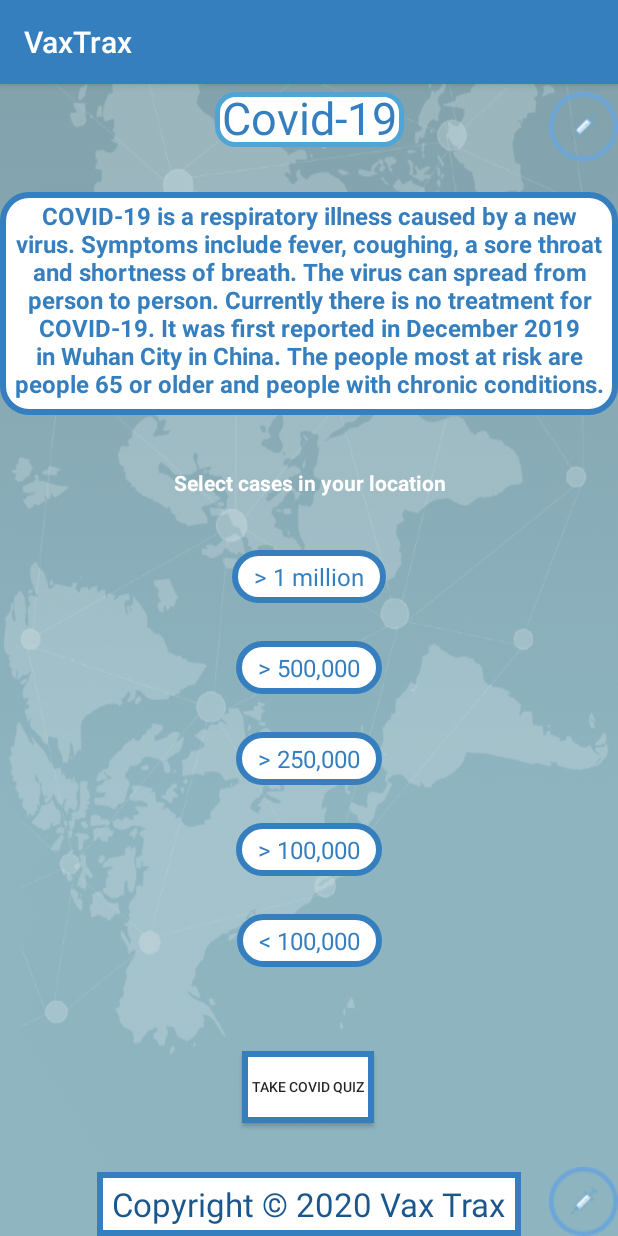
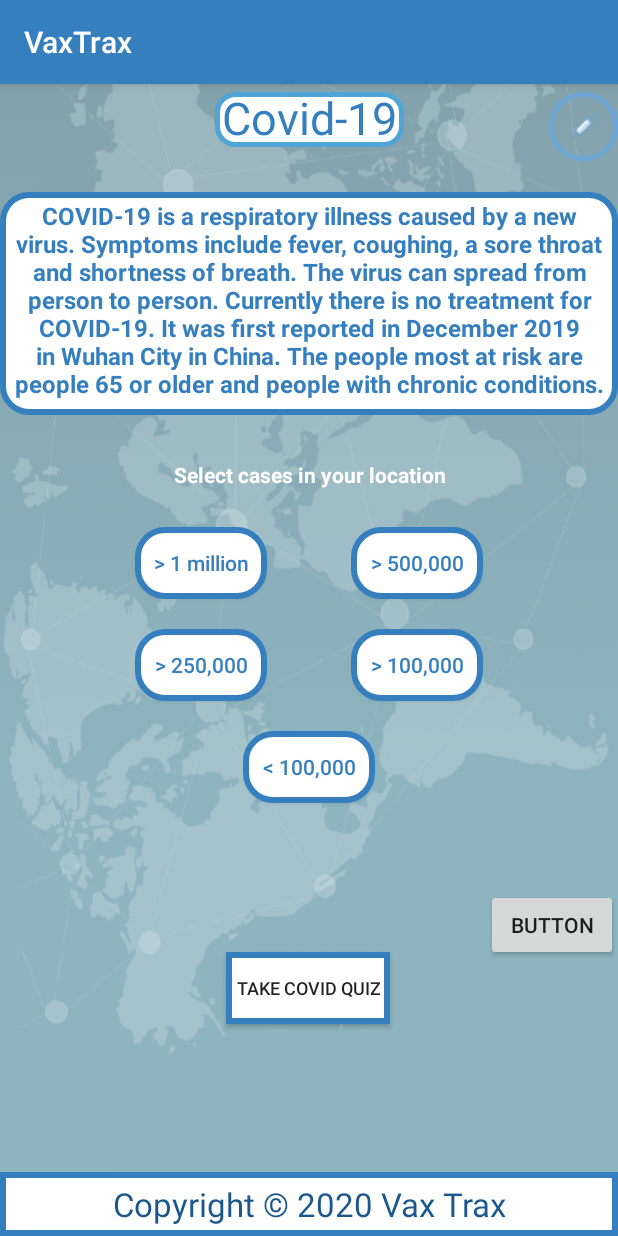
Before and after one commit to shaamirnehal/VaxTrax, an Android app: the CovidPage screen opened directly, with no data from a screen before it, on a phone screen of 412 x 824 dp. Run offline under Robolectric (Android 15) with nearby library versions, the phone set to English and light mode, and no system bars; 2 statements that could not run were skipped.

Commit message:
Added api interface, api class, covid data model. Made minor xml changes.

```diff
--- a/app/build.gradle
+++ b/app/build.gradle
@@ -32,4 +32,7 @@ dependencies {
     androidTestImplementation 'androidx.test.ext:junit:1.1.1'
     androidTestImplementation 'androidx.test.espresso:espresso-core:3.2.0'
     implementation 'com.google.android.material:material:1.1.0'
+    implementation 'com.squareup.retrofit2:retrofit:2.8.1'
+    implementation 'com.squareup.retrofit2:converter-gson:2.8.1'
+    implementation 'com.google.code.gson:gson:2.8.6'
 }
--- a/app/src/main/AndroidManifest.xml
+++ b/app/src/main/AndroidManifest.xml
@@ -1,6 +1,8 @@
 <?xml version="1.0" encoding="utf-8"?>
 <manifest xmlns:android="http://schemas.android.com/apk/res/android"
     package="com.example.vaxtrax">
+
+    <uses-permission android:name="android.permission.INTERNET" />
 
     <application
         android:allowBackup="true"
@@ -9,7 +11,8 @@
         android:roundIcon="@mipmap/ic_launcher_round"
         android:supportsRtl="true"
         android:theme="@style/AppTheme">
-        <activity android:name=".CovidPage"></activity>
+        <activity android:name=".StatsCovid"></activity>
+        <activity android:name=".CovidPage" />
         <activity android:name=".VaccinePage" />
         <activity android:name=".MainActivity">
             <intent-filter>
--- a/app/src/main/java/com/example/vaxtrax/VaccinePage.java
+++ b/app/src/main/java/com/example/vaxtrax/VaccinePage.java
@@ -4,8 +4,6 @@ import androidx.appcompat.app.AppCompatActivity;
 import androidx.core.content.ContextCompat;
 import androidx.recyclerview.widget.LinearLayoutManager;
 import androidx.recyclerview.widget.RecyclerView;
-
-import android.graphics.drawable.BitmapDrawable;
 import android.graphics.drawable.Drawable;
 import android.os.Bundle;
 import android.view.View;
@@ -23,9 +21,7 @@ public class VaccinePage extends AppCompatActivity implements RVadapter.ItemClic
         super.onCreate(savedInstanceState);
         setContentView(R.layout.activity_vaccine_page);
         Drawable x = ContextCompat.getDrawable(getApplicationContext(), R.drawable.syringelogo);
-        String name = "sciences";
-        Vaccines vac1 = new Vaccines("Gilead Sciences",
-                "DNA","Pre-clinical",
+        Vaccines vac1 = new Vaccines("Gilead Sciences","DNA","Pre-clinical",
                 "Loremipsum asjdasndjasndjasnd",
                 x);
 
--- a/app/src/main/res/drawable/cases_background_shape.xml
+++ b/app/src/main/res/drawable/cases_background_shape.xml
@@ -2,12 +2,12 @@
     <solid android:color="#FFFFFF" />
     <stroke android:width="4dip"
         android:color="@color/colorPrimary"/>
-    <corners android:bottomRightRadius="17dp"
-        android:bottomLeftRadius="17dp"
-        android:topLeftRadius="17dp"
-        android:topRightRadius="17dp" />
-    <padding android:left="15dp"
-        android:top="7dp"
-        android:right="15dp"
-        android:bottom="7dp" />
+    <corners android:bottomRightRadius="18dp"
+        android:bottomLeftRadius="18dp"
+        android:topLeftRadius="18dp"
+        android:topRightRadius="18dp" />
+    <padding android:left="10dp"
+        android:top="1dp"
+        android:right="10dp"
+        android:bottom="1dp" />
 </shape>
--- a/app/src/main/res/drawable/quiz_btn_background.xml
+++ b/app/src/main/res/drawable/quiz_btn_background.xml
@@ -6,8 +6,8 @@
         android:bottomLeftRadius="20dp"
         android:topLeftRadius="20dp"
         android:topRightRadius="20dp" />-->
-    <padding android:left="1dp"
+    <padding android:left="7dp"
         android:top="1dp"
-        android:right="1dp"
+        android:right="7dp"
         android:bottom="1dp" />
 </shape>
--- a/app/src/main/res/layout/activity_covid_page.xml
+++ b/app/src/main/res/layout/activity_covid_page.xml
@@ -28,6 +28,7 @@
         android:layout_width="wrap_content"
         android:layout_height="wrap_content"
         android:layout_marginTop="5dp"
+        android:contentDescription="@string/syringeLogo"
         app:layout_constraintEnd_toEndOf="parent"
         app:layout_constraintTop_toTopOf="parent"
         app:srcCompat="@drawable/syringelogo" />
@@ -53,7 +54,7 @@
         android:id="@+id/selectCasestv"
         android:layout_width="wrap_content"
         android:layout_height="wrap_content"
-        android:layout_marginTop="35dp"
+        android:layout_marginTop="30dp"
         android:gravity="center"
         android:text="@string/selectCases"
         android:textColor="#FFFFFF"
@@ -63,89 +64,17 @@
         app:layout_constraintTop_toBottomOf="@+id/covidInfotv" />
 
     <TextView
-        android:id="@+id/millionCases"
-        android:layout_width="wrap_content"
+        android:id="@+id/copyRight"
+        android:layout_width="match_parent"
         android:layout_height="wrap_content"
-        android:layout_marginTop="35dp"
-        android:background="@drawable/cases_background_shape"
-        android:text="@string/millionCases"
-        android:textColor="@color/colorPrimary"
-        android:textSize="16sp"
-        app:layout_constraintEnd_toEndOf="parent"
-        app:layout_constraintStart_toStartOf="parent"
-        app:layout_constraintTop_toBottomOf="@+id/selectCasestv" />
-
-    <TextView
-        android:id="@+id/fiveHunderedCases"
-        android:layout_width="wrap_content"
-        android:layout_height="wrap_content"
-        android:layout_marginTop="25dp"
-        android:background="@drawable/cases_background_shape"
-        android:text="@string/fiveHundredCases"
-        android:textColor="@color/colorPrimary"
-        android:textSize="16sp"
-        app:layout_constraintEnd_toEndOf="parent"
-        app:layout_constraintStart_toStartOf="parent"
-        app:layout_constraintTop_toBottomOf="@+id/millionCases" />
-
-    <TextView
-        android:id="@+id/twoFiftyCases"
-        android:layout_width="wrap_content"
-        android:layout_height="wrap_content"
-        android:layout_marginTop="25dp"
-        android:background="@drawable/cases_background_shape"
-        android:text="@string/twoFiftyCases"
-        android:textColor="@color/colorPrimary"
-        android:textSize="16sp"
-        app:layout_constraintEnd_toEndOf="parent"
-        app:layout_constraintStart_toStartOf="parent"
-        app:layout_constraintTop_toBottomOf="@+id/fiveHunderedCases" />
-
-    <TextView
-        android:id="@+id/hundredCases"
-        android:layout_width="wrap_content"
-        android:layout_height="wrap_content"
-        android:layout_marginTop="25dp"
-        android:background="@drawable/cases_background_shape"
-        android:text="@string/hundredCases"
-        android:textColor="@color/colorPrimary"
-        android:textSize="16sp"
-        app:layout_constraintEnd_toEndOf="parent"
-        app:layout_constraintStart_toStartOf="parent"
-        app:layout_constraintTop_toBottomOf="@+id/twoFiftyCases" />
-
-    <TextView
-        android:id="@+id/lessThanCases"
-        android:layout_width="wrap_content"
-        android:layout_height="wrap_content"
-        android:layout_marginTop="25dp"
-        android:background="@drawable/cases_background_shape"
-        android:text="@string/lessThanCases"
-        android:textColor="@color/colorPrimary"
-        android:textSize="16sp"
-        app:layout_constraintEnd_toEndOf="parent"
-        app:layout_constraintStart_toStartOf="parent"
-        app:layout_constraintTop_toBottomOf="@+id/hundredCases" />
-
-    <TextView
-        android:id="@+id/copyRight"
-        android:layout_width="wrap_content"
-        android:layout_height="wrap_content"
+        android:background="@drawable/copyright"
+        android:gravity="center"
         android:text="@string/copyRight"
         android:textColor="@color/colorPrimaryDark"
-        android:textSize="22dp"
-        android:background="@drawable/copyright"
+        android:textSize="22sp"
         app:layout_constraintBottom_toBottomOf="parent"
         app:layout_constraintEnd_toEndOf="parent"
         app:layout_constraintStart_toStartOf="parent" />
-
-    <ImageView
-        android:id="@+id/imageView"
-        android:layout_width="wrap_content"
-        android:layout_height="wrap_content"
-        app:layout_constraintBottom_toBottomOf="parent"
-        app:layout_constraintEnd_toEndOf="parent"
-        app:srcCompat="@drawable/syringelogo" />
 
     <Button
         android:id="@+id/quizBtn"
@@ -153,12 +82,81 @@
         android:layout_height="wrap_content"
         android:background="@drawable/quiz_btn_background"
         android:text="@string/quizBtn"
-        android:textSize="9dp"
+        android:textSize="12sp"
         app:layout_constraintBottom_toTopOf="@+id/copyRight"
         app:layout_constraintEnd_toEndOf="parent"
         app:layout_constraintHorizontal_bias="0.498"
         app:layout_constraintStart_toStartOf="parent"
-        app:layout_constraintTop_toBottomOf="@+id/lessThanCases"
-        app:layout_constraintVertical_bias="0.634" />
+        app:layout_constraintTop_toBottomOf="@+id/lessThanBtn" />
+
+    <Button
+        android:id="@+id/millionCasesBtn"
+        android:layout_width="wrap_content"
+        android:layout_height="wrap_content"
+        android:layout_marginStart="90dp"
+        android:layout_marginTop="25dp"
+        android:background="@drawable/cases_background_shape"
+        android:text="@string/millionCases"
+        android:textAllCaps="false"
+        android:textColor="@color/colorPrimary"
+        app:layout_constraintStart_toStartOf="parent"
+        app:layout_constraintTop_toBottomOf="@+id/selectCasestv" />
+
+    <Button
+        android:id="@+id/fiveHundredCasesBtn"
+        android:layout_width="wrap_content"
+        android:layout_height="wrap_content"
+        android:layout_marginTop="25dp"
+        android:layout_marginEnd="90dp"
+        android:background="@drawable/cases_background_shape"
+        android:text="@string/fiveHundredCases"
+        android:textColor="@color/colorPrimary"
+        app:layout_constraintEnd_toEndOf="parent"
+        app:layout_constraintTop_toBottomOf="@+id/selectCasestv" />
+
+    <Button
+        android:id="@+id/twoFiftyCasesBtn"
+        android:layout_width="wrap_content"
+        android:layout_height="wrap_content"
+        android:layout_marginStart="90dp"
+        android:layout_marginTop="20dp"
+        android:background="@drawable/cases_background_shape"
+        android:text="@string/twoFiftyCases"
+        android:textColor="@color/colorPrimary"
+        app:layout_constraintStart_toStartOf="parent"
+        app:layout_constraintTop_toBottomOf="@+id/millionCasesBtn" />
+
+    <Button
+        android:id="@+id/hundredCasesBtn"
+        android:layout_width="wrap_content"
+        android:layout_height="wrap_content"
+        android:layout_marginTop="20dp"
+        android:layout_marginEnd="90dp"
+        android:background="@drawable/cases_background_shape"
+        android:text="@string/hundredCases"
+        android:textColor="@color/colorPrimary"
+        app:layout_constraintEnd_toEndOf="parent"
+        app:layout_constraintTop_toBottomOf="@+id/fiveHundredCasesBtn" />
+
+    <Button
+        android:id="@+id/lessThanBtn"
+        android:layout_width="wrap_content"
+        android:layout_height="wrap_content"
+        android:layout_marginTop="20dp"
+        android:background="@drawable/cases_background_shape"
+        android:text="@string/lessThanCases"
+        android:textColor="@color/colorPrimary"
+        app:layout_constraintEnd_toEndOf="parent"
+        app:layout_constraintStart_toStartOf="parent"
+        app:layout_constraintTop_toBottomOf="@+id/hundredCasesBtn" />
+
+    <Button
+        android:id="@+id/statsBtn"
+        android:layout_width="wrap_content"
+        android:layout_height="wrap_content"
+        android:layout_marginBottom="183dp"
+        android:text="Button"
+        app:layout_constraintBottom_toBottomOf="parent"
+        app:layout_constraintEnd_toEndOf="parent" />
 
 </androidx.constraintlayout.widget.ConstraintLayout>
--- a/app/src/main/res/values/strings.xml
+++ b/app/src/main/res/values/strings.xml
@@ -1,6 +1,7 @@
 <resources>
     <string name="app_name">VaxTrax</string>
     <string name="vaxTraxLogo">VaxTrax Logo</string>
+    <string name="syringeLogo">SyringeLogo</string>
     <string name="vaccineBtn">Vaccine</string>
     <string name="vaccines">Vaccines</string>
     <string name="covidBtn">Covid-19</string>
```
Also changed, not shown: app/src/main/java/com/example/vaxtrax/Api.java (added, +15 -0 lines), app/src/main/java/com/example/vaxtrax/ApiClass.java (added, +17 -0 lines), app/src/main/java/com/example/vaxtrax/CovidModel.java (added, +86 -0 lines), app/src/main/java/com/example/vaxtrax/CovidPage.java (+14 -0 lines), app/src/main/java/com/example/vaxtrax/StatsCovid.java (added, +62 -0 lines), app/src/main/res/layout/activity_stats_covid.xml (added, +72 -0 lines).
